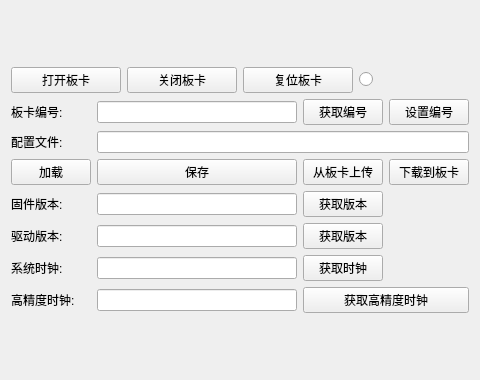
First picture: the form in GTSController/BoradWidget.ui, repository whisper512/GTS, before the edit.
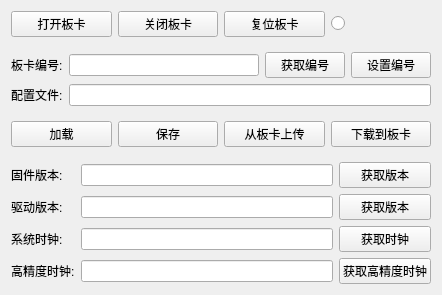
Second picture: the form after the edit.

Commit message: 添加单轴界面

The edit to the form file:
```diff
--- a/GTSController/BoradWidget.ui
+++ b/GTSController/BoradWidget.ui
@@ -6,16 +6,19 @@
    <rect>
     <x>0</x>
     <y>0</y>
-    <width>480</width>
-    <height>380</height>
+    <width>442</width>
+    <height>285</height>
    </rect>
   </property>
   <property name="windowTitle">
    <string>CMainWidget</string>
   </property>
-  <layout class="QGridLayout" name="gridLayout_2">
-   <item row="0" column="0">
-    <layout class="QVBoxLayout" name="verticalLayout" stretch="1,9">
+  <layout class="QVBoxLayout" name="verticalLayout_2">
+   <item>
+    <layout class="QVBoxLayout" name="verticalLayout" stretch="1,1,1,1">
+     <property name="spacing">
+      <number>15</number>
+     </property>
      <item>
       <layout class="QHBoxLayout" name="horizontalLayout">
        <item>
@@ -81,105 +84,113 @@
          </property>
         </widget>
        </item>
-       <item row="2" column="3">
+       <item row="1" column="1" colspan="3">
+        <widget class="QLineEdit" name="lineEdit_cfgFile"/>
+       </item>
+      </layout>
+     </item>
+     <item>
+      <layout class="QHBoxLayout" name="horizontalLayout_2">
+       <item>
+        <widget class="QPushButton" name="pushButton_loadCfgFile">
+         <property name="text">
+          <string>加载</string>
+         </property>
+        </widget>
+       </item>
+       <item>
+        <widget class="QPushButton" name="pushButton_saveCfgFile">
+         <property name="text">
+          <string>保存</string>
+         </property>
+        </widget>
+       </item>
+       <item>
+        <widget class="QPushButton" name="pushButton_UploadcfgFile">
+         <property name="text">
+          <string>从板卡上传</string>
+         </property>
+        </widget>
+       </item>
+       <item>
         <widget class="QPushButton" name="pushButton_downloadCfgFile">
          <property name="text">
           <string>下载到板卡</string>
          </property>
         </widget>
        </item>
-       <item row="3" column="0">
+      </layout>
+     </item>
+     <item>
+      <layout class="QGridLayout" name="gridLayout_2">
+       <item row="0" column="0">
         <widget class="QLabel" name="label_hardwareVer">
          <property name="text">
           <string>固件版本:</string>
          </property>
         </widget>
        </item>
-       <item row="3" column="1">
+       <item row="0" column="1">
         <widget class="QLineEdit" name="lineEdit_hardwareVer"/>
        </item>
-       <item row="3" column="2">
+       <item row="0" column="2">
         <widget class="QPushButton" name="pushButton_getHardwareVer">
          <property name="text">
           <string>获取版本</string>
          </property>
         </widget>
        </item>
-       <item row="4" column="0">
+       <item row="1" column="0">
         <widget class="QLabel" name="label_devicerVer">
          <property name="text">
           <string>驱动版本:</string>
          </property>
         </widget>
        </item>
-       <item row="4" column="1">
+       <item row="1" column="1">
         <widget class="QLineEdit" name="lineEdit_devicerVer"/>
        </item>
-       <item row="4" column="2">
+       <item row="1" column="2">
         <widget class="QPushButton" name="pushButton_getDevicerVer">
          <property name="text">
           <string>获取版本</string>
          </property>
         </widget>
        </item>
-       <item row="5" column="0">
+       <item row="2" column="0">
         <widget class="QLabel" name="label_clock">
          <property name="text">
           <string>系统时钟:</string>
          </property>
         </widget>
        </item>
-       <item row="5" column="1">
+       <item row="2" column="1">
         <widget class="QLineEdit" name="lineEdit_clock"/>
        </item>
-       <item row="5" column="2">
+       <item row="2" column="2">
         <widget class="QPushButton" name="pushButton_getClock">
          <property name="text">
           <string>获取时钟</string>
          </property>
         </widget>
        </item>
-       <item row="6" column="0">
+       <item row="3" column="0">
         <widget class="QLabel" name="label_highPrecisionClock">
          <property name="text">
           <string>高精度时钟:</string>
          </property>
         </widget>
        </item>
-       <item row="6" column="1">
+       <item row="3" column="1">
         <widget class="QLineEdit" name="lineEdit_highPrecisionClock"/>
        </item>
-       <item row="6" column="2" colspan="2">
+       <item row="3" column="2">
         <widget class="QPushButton" name="pushButton_getHighPrecisionClock">
          <property name="text">
           <string>获取高精度时钟</string>
          </property>
         </widget>
        </item>
-       <item row="2" column="2">
-        <widget class="QPushButton" name="pushButton_UploadcfgFile">
-         <property name="text">
-          <string>从板卡上传</string>
-         </property>
-        </widget>
-       </item>
-       <item row="2" column="0">
-        <widget class="QPushButton" name="pushButton_loadCfgFile">
-         <property name="text">
-          <string>加载</string>
-         </property>
-        </widget>
-       </item>
-       <item row="2" column="1">
-        <widget class="QPushButton" name="pushButton_saveCfgFile">
-         <property name="text">
-          <string>保存</string>
-         </property>
-        </widget>
-       </item>
-       <item row="1" column="1" colspan="3">
-        <widget class="QLineEdit" name="lineEdit_cfgFile"/>
-       </item>
       </layout>
      </item>
     </layout>
```
The commit also changes 2 other files.
